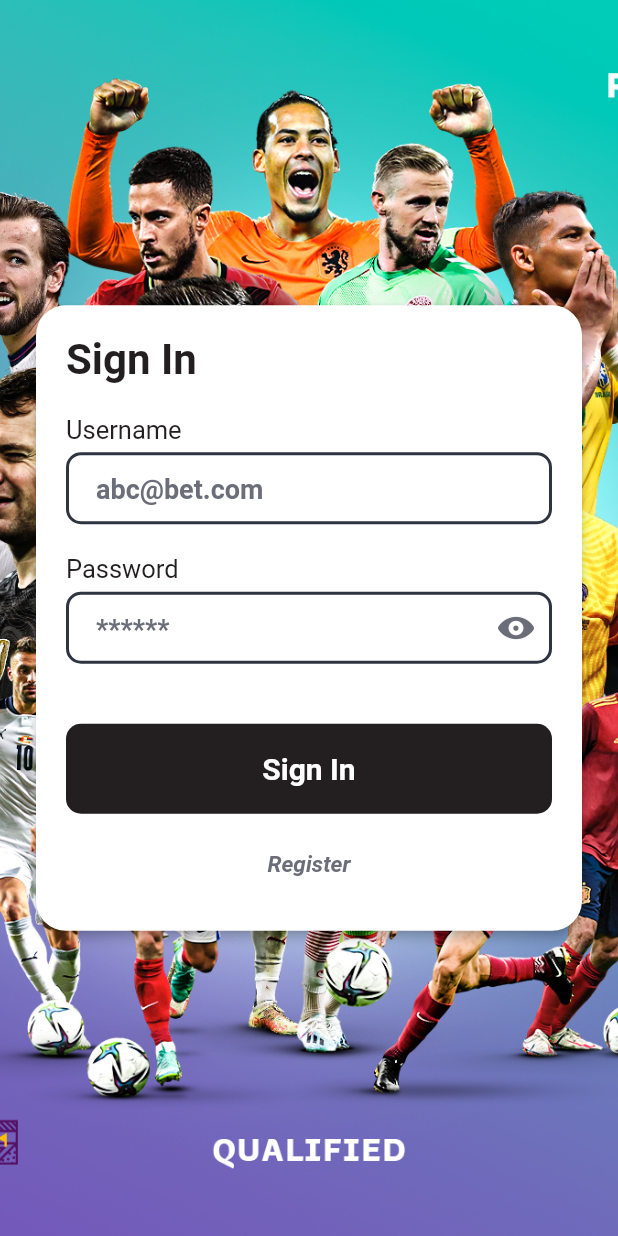
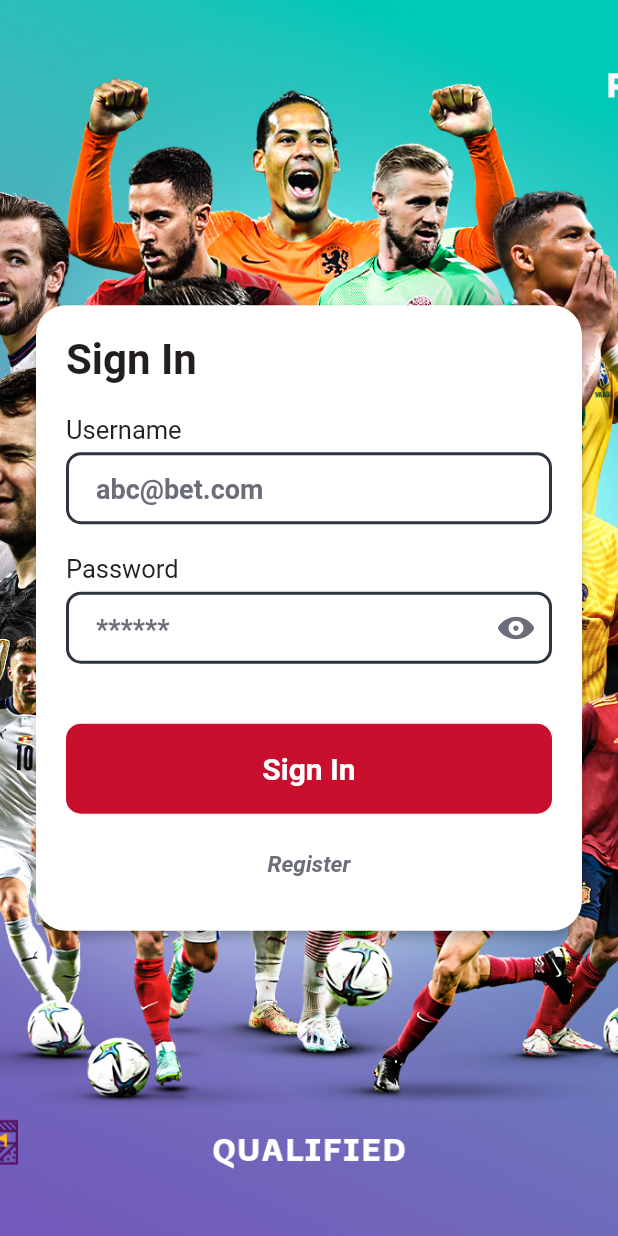
Before and after one commit to vudang/wc-bet, a Flutter app: the screen it shows after launch, on a phone screen of 412 x 824 dp. Run offline on Flutter 3.47's test engine with Material 2 defaults, Android fonts, the phone set to English and light mode, and no system bars; our stand-ins replace cached_network_image, cloud_firestore, firebase_auth, firebase_core, google_sign_in, lottie; accounts and stored records are empty.

Commit message:
update layout

```diff
--- a/phdv_bet/lib/src/model/bet_result.dart
+++ b/phdv_bet/lib/src/model/bet_result.dart
@@ -17,9 +17,9 @@ class BetResult {
 
   String get toValueString {
     if (isLoose) {
-      return "Loosed";
+      return "Lose";
     }
-    return "Won";
+    return "Win";
   }
 }
 
--- a/phdv_bet/lib/src/widgets/app_button.dart
+++ b/phdv_bet/lib/src/widgets/app_button.dart
@@ -82,15 +82,15 @@ class _ButtonStyle {
   _ButtonStyle(this.style, this.state);
 
   Color normalColor() {
-    return SystemColor.BLACK;
+    return SystemColor.RED;
   }
 
   Color pressedColor() {
-    return SystemColor.BLACK.withOpacity(0.5);
+    return SystemColor.RED.withOpacity(0.5);
   }
 
   Color disableColor() {
-    return SystemColor.BLACK.withOpacity(0.5);
+    return SystemColor.RED.withOpacity(0.5);
   }
 
   Color textColor() {
```
